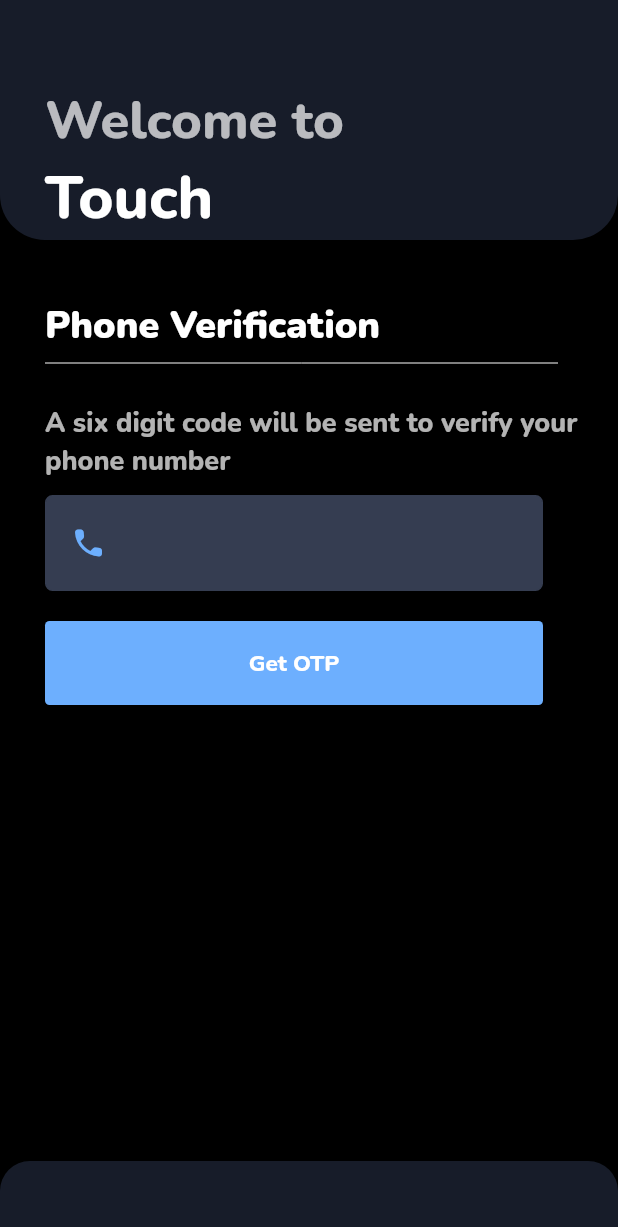
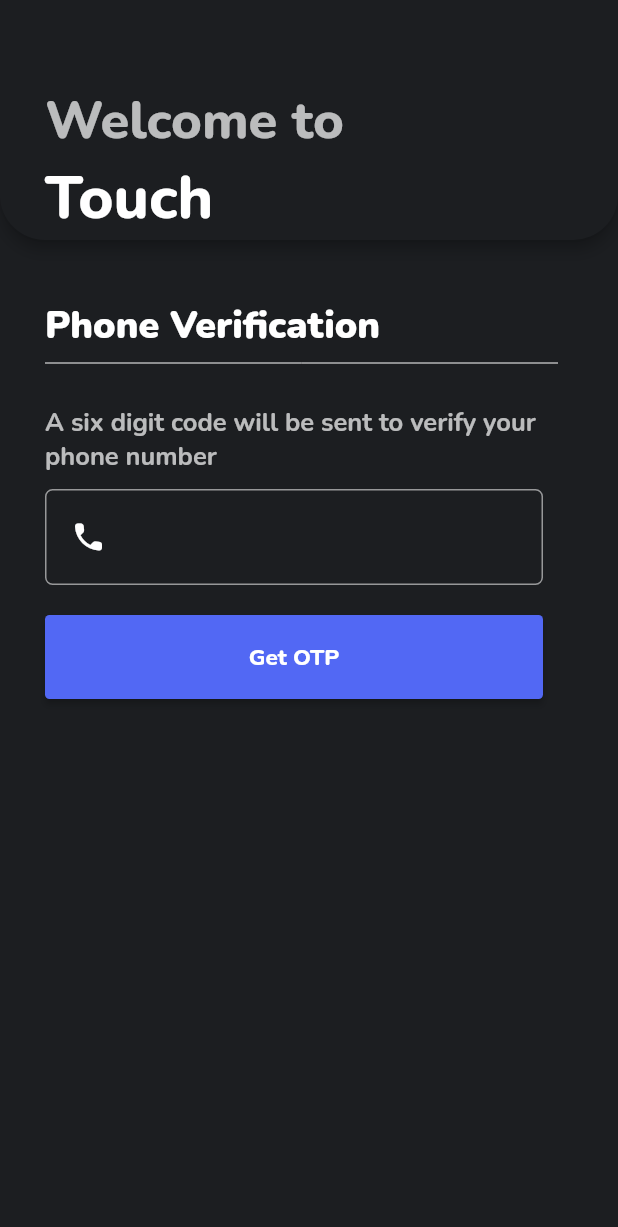
Before and after one commit to yogesh-hackx/Unknown_startup, a Flutter app: the screen it shows after launch, on a phone screen of 412 x 824 dp. Shown: the top 1227 px of the screen. Run offline on Flutter 3.47's test engine with Material 2 defaults, Android fonts, the light colour scheme and no system bars; our stand-ins replace animated_theme_switcher, badges, cached_network_image, chewie, cloud_firestore, file_picker and 16 more; missing offline and left inert: agora_rtc_engine, chat_pickers, flutter_downloader, video_compress, video_thumbnail; accounts and stored records are empty.

Commit message:
Theme changed

```diff
--- a/lib/main.dart
+++ b/lib/main.dart
@@ -35,12 +35,12 @@ class _MyAppState extends State<MyApp> with WidgetsBindingObserver {
       headline5: GoogleFonts.nunito(
           color: Colors.white, fontSize: 17, fontWeight: FontWeight.w800),
       headline4: GoogleFonts.nunito(
-        color: Colors.white70,
+        color: Color.fromRGBO(7, 159, 236, 1),
         fontSize: 18,
         fontWeight: FontWeight.w800,
       ),
       headline6: GoogleFonts.nunito(
-        color: const Color.fromRGBO(109, 175, 254, 1),
+        color: const Color.fromRGBO(7, 159, 236, 1),
         fontSize: 14,
         fontWeight: FontWeight.w800,
       ),
@@ -69,27 +69,27 @@ class _MyAppState extends State<MyApp> with WidgetsBindingObserver {
     iconTheme: IconThemeData(
       color: Colors.white,
     ),
-    scaffoldBackgroundColor: Colors.black,
+    scaffoldBackgroundColor: Color.fromRGBO(28, 30, 33, 1),
     appBarTheme: AppBarTheme(
-      color: const Color.fromRGBO(23, 28, 41, 1),
+      color: const Color.fromRGBO(28, 30, 33, 1),
       iconTheme: IconThemeData(
         color: Colors.white,
       ),
     ),
     cardTheme: CardTheme(
-      color: const Color.fromRGBO(53, 61, 81, 1),
+      color: const Color.fromRGBO(64, 72, 92, 1),
     ),
     bannerTheme: MaterialBannerThemeData(
-      backgroundColor: const Color.fromRGBO(67, 127, 199, 1),
+      backgroundColor: const Color.fromRGBO(21, 118, 255, 1),
     ),
     floatingActionButtonTheme: FloatingActionButtonThemeData(
-      backgroundColor: const Color.fromRGBO(109, 175, 254, 1),
+      backgroundColor: const Color.fromRGBO(7, 159, 236, 1),
     ),
-    buttonColor: const Color.fromRGBO(109, 175, 254, 1),
+    buttonColor: const Color.fromRGBO(7, 159, 236, 1),
     bottomNavigationBarTheme: BottomNavigationBarThemeData(
-      backgroundColor: const Color.fromRGBO(23, 28, 41, 1),
+      backgroundColor: const Color.fromRGBO(28, 30, 33, 1),
       type: BottomNavigationBarType.fixed,
-      selectedItemColor: const Color.fromRGBO(109, 175, 254, 1),
+      selectedItemColor: const Color.fromRGBO(7, 159, 236, 1),
       unselectedItemColor: Colors.white70,
       selectedLabelStyle: GoogleFonts.nunito(
         fontWeight: FontWeight.bold,
--- a/lib/screens/profile_screen.dart
+++ b/lib/screens/profile_screen.dart
@@ -28,7 +28,7 @@ class _ProfileScreenState extends State<ProfileScreen> {
             margin: const EdgeInsets.all(20),
             padding: const EdgeInsets.all(30),
             decoration: BoxDecoration(
-              color: Theme.of(context).appBarTheme.color,
+              color: Theme.of(context).cardTheme.color,
               borderRadius: BorderRadius.circular(10),
             ),
             child: Column(
--- a/lib/screens/settings_screen.dart
+++ b/lib/screens/settings_screen.dart
@@ -36,7 +36,7 @@ class _SettingsScreenState extends State<SettingsScreen> {
               child: ClipRRect(
                 borderRadius: BorderRadius.circular(5),
                 child: ListTile(
-                  tileColor: Theme.of(context).appBarTheme.color,
+                  tileColor: Theme.of(context).cardTheme.color,
                   contentPadding: EdgeInsets.all(5),
                   leading: Container(
                     decoration: BoxDecoration(
--- a/lib/screens/signup.dart
+++ b/lib/screens/signup.dart
@@ -1,5 +1,6 @@
 import 'package:application_unknown/firebase/FirebaseMethods.dart';
 import 'package:flutter/material.dart';
+import 'package:google_fonts/google_fonts.dart';
 
 class SignUpScreen extends StatefulWidget {
   @override
@@ -20,14 +21,10 @@ class _SignUpScreenState extends State<SignUpScreen> {
           automaticallyImplyLeading: false,
           shape: RoundedRectangleBorder(
               borderRadius: BorderRadius.vertical(
-            bottom: Radius.circular(60),
+            bottom: Radius.circular(30),
           )),
+          backgroundColor: const Color.fromRGBO(28, 30, 33, 1),
           flexibleSpace: Container(
-            height: double.infinity,
-            decoration: BoxDecoration(
-              color: Color.fromRGBO(23, 28, 41, 1),
-              borderRadius: BorderRadius.vertical(bottom: Radius.circular(30)),
-            ),
             child: Column(
               mainAxisAlignment: MainAxisAlignment.end,
               crossAxisAlignment: CrossAxisAlignment.start,
@@ -47,7 +44,7 @@ class _SignUpScreenState extends State<SignUpScreen> {
           ),
         ),
       ),
-      backgroundColor: Colors.black,
+      backgroundColor: const Color.fromRGBO(28, 30, 33, 1),
       body: ListView(
         children: [
           Container(
@@ -62,10 +59,15 @@ class _SignUpScreenState extends State<SignUpScreen> {
             ),
           ),
           Container(
-            margin: const EdgeInsets.only(left: 30, top: 20),
+            margin: const EdgeInsets.only(left: 30, top: 20, right: 30),
             child: Text(
-                "A six digit code will be sent to verify your phone number ",
-                style: Theme.of(context).textTheme.headline4),
+              "A six digit code will be sent to verify your phone number ",
+              style: GoogleFonts.nunito(
+                fontWeight: FontWeight.bold,
+                color: Colors.white70,
+                fontSize: 17,
+              ),
+            ),
           ),
           Container(
             margin: const EdgeInsets.only(left: 30, top: 10, right: 50),
@@ -73,10 +75,9 @@ class _SignUpScreenState extends State<SignUpScreen> {
             padding: const EdgeInsets.all(4),
             decoration: BoxDecoration(
               border: Border.all(
-                color: const Color.fromRGBO(53, 61, 81, 1),
+                color: Colors.white54,
               ),
               borderRadius: BorderRadius.circular(5),
-              color: const Color.fromRGBO(53, 61, 81, 1),
             ),
             child: TextField(
               style: Theme.of(context).textTheme.subtitle1,
@@ -87,7 +88,7 @@ class _SignUpScreenState extends State<SignUpScreen> {
                 counterText: '',
                 prefixIcon: Icon(
                   Icons.call_rounded,
-                  color: Theme.of(context).buttonColor,
+                  color: Colors.white,
                 ),
                 border: InputBorder.none,
               ),
@@ -102,8 +103,7 @@ class _SignUpScreenState extends State<SignUpScreen> {
               },
               shape: RoundedRectangleBorder(
                   borderRadius: BorderRadius.circular(3)),
-              color: Theme.of(context).buttonColor,
-              textColor: Colors.white,
+              color: Color.fromRGBO(82, 104, 244, 1),
               padding: EdgeInsets.all(18),
               child: Text(
                 "Get OTP",
@@ -116,7 +116,6 @@ class _SignUpScreenState extends State<SignUpScreen> {
       bottomNavigationBar: Container(
         height: 50,
         decoration: BoxDecoration(
-          color: Color.fromRGBO(23, 28, 41, 1),
           borderRadius: BorderRadius.vertical(top: Radius.circular(20)),
         ),
       ),
--- a/lib/screens/user_profile.dart
+++ b/lib/screens/user_profile.dart
@@ -37,7 +37,7 @@ class _UserProfileState extends State<UserProfile> {
             margin: const EdgeInsets.all(20),
             padding: const EdgeInsets.all(30),
             decoration: BoxDecoration(
-              color: Theme.of(context).appBarTheme.color,
+              color: Theme.of(context).cardTheme.color,
               borderRadius: BorderRadius.circular(10),
             ),
             child: Column(
```
Also changed, not shown: lib/screens/otp_screen.dart (+3 -5 lines), lib/widgets/chat_tile.dart (+5 -17 lines), lib/widgets/themes.dart (+3 -4 lines).
